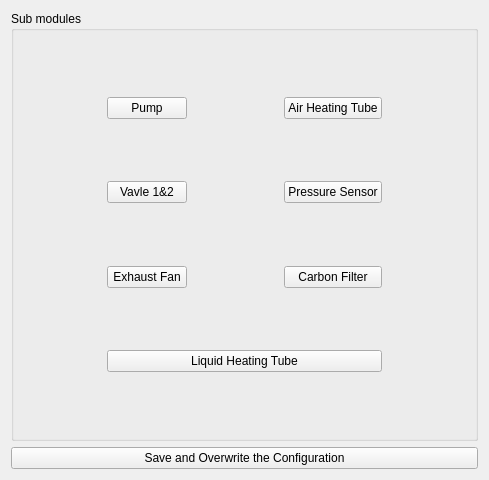
This is ServiceSW/Master/Components/SystemTracking/Forms/LaSystemConfiguration.ui in Liyezhong/Master as Qt 5 draws it before an edit. The edited form follows.
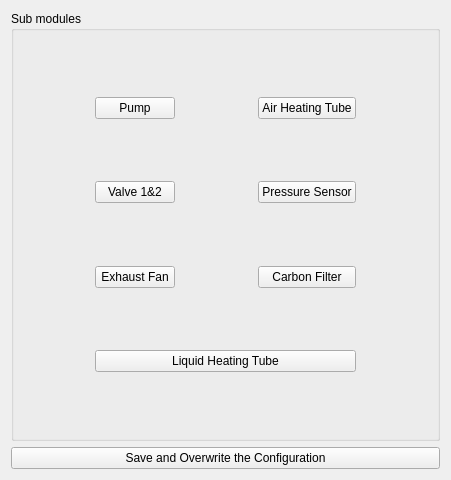
This is the edited form.

The edit to the form file:
```diff
--- a/ServiceSW/Master/Components/SystemTracking/Forms/LaSystemConfiguration.ui
+++ b/ServiceSW/Master/Components/SystemTracking/Forms/LaSystemConfiguration.ui
@@ -6,7 +6,7 @@
    <rect>
     <x>0</x>
     <y>0</y>
-    <width>489</width>
+    <width>451</width>
     <height>480</height>
    </rect>
   </property>
@@ -43,7 +43,7 @@
       <item row="3" column="1">
        <widget class="QPushButton" name="modifyValve">
         <property name="text">
-         <string>Vavle 1&amp;&amp;2</string>
+         <string>Valve 1&amp;&amp;2</string>
         </property>
        </widget>
       </item>
```
Left out of the diff: 52 changed lines with no effect on the pictures.
